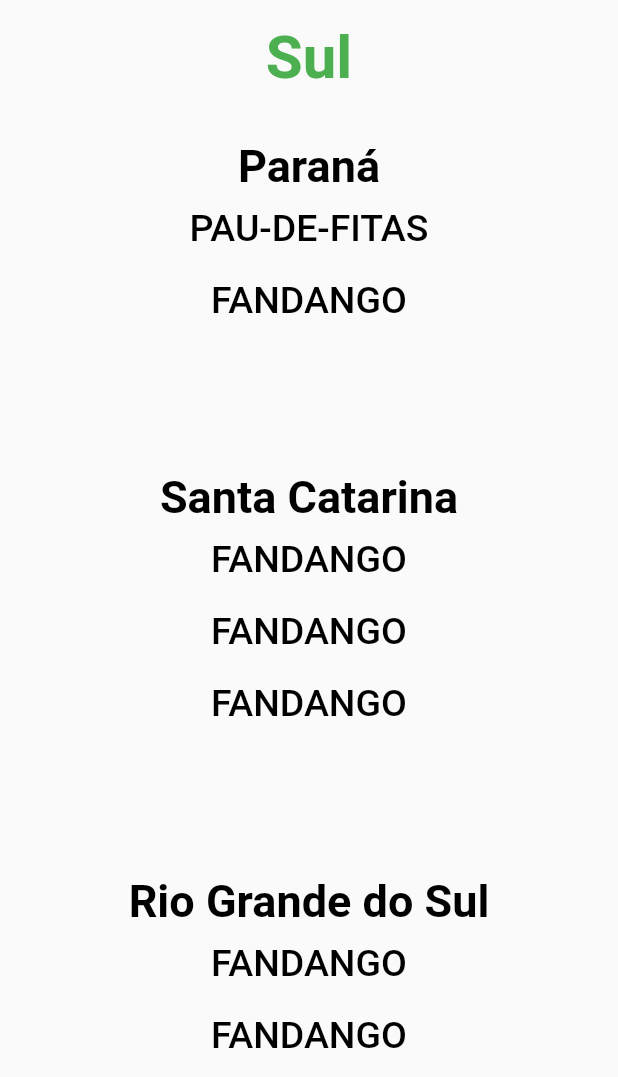
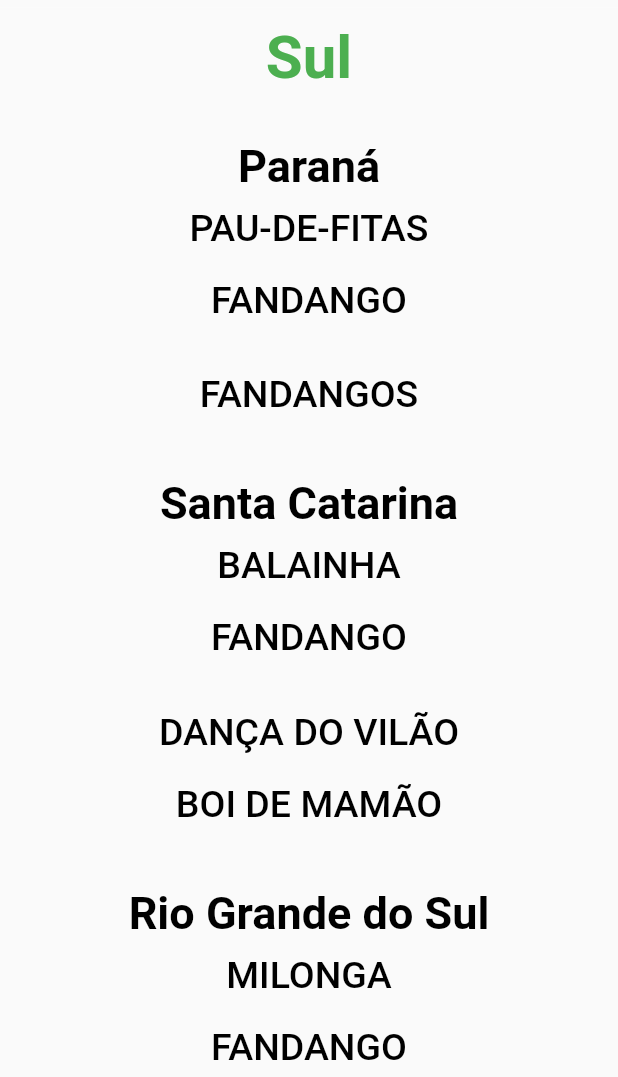
Before and after one commit to Cesarags21/danca, a Flutter app: the HomePage screen opened directly, on a phone screen of 412 x 824 dp, the part 159-1236 px from its top. Run offline on Flutter 3.47's test engine with Material 2 defaults, Android fonts, the phone set to English and light mode, and no system bars; missing offline and left inert: dart:html.

Commit message:
build dancas

```diff
--- a/lib/pages/home/index.dart
+++ b/lib/pages/home/index.dart
@@ -98,13 +98,33 @@
           //),
 
           //paraná
-          Center(
+          _buildDancas("Paraná", "PAU-DE-FITAS", Danca()),
+          _danca("FANDANGOS", Danca()),
+
+          //sc
+          _buildDancas("Santa Catarina", "BALAINHA", Danca()),
+          _danca("DANÇA DO VILÃO", Danca()),
+          _danca("BOI DE MAMÃO", Danca()),
+
+          //rs
+          _buildDancas("Rio Grande do Sul", "MILONGA", Danca()),
+          _danca("PEZINHO", Danca()),
+          _danca("CHULA", Danca()),
+
+        ],
+      ),
+    );
+  }
+
+  Widget _buildDancas(estado, danca1, rota){
+    return Container(
+      child: Center(
         child: Container(
               padding: EdgeInsets.all(15),
               child: Column(
                 children: [
                   Padding(padding: EdgeInsets.all(8)),
-                  Text("Paraná",
+                  Text(estado,
                   style: TextStyle(
                     color: Colors.black,
                     fontSize: 30,
@@ -115,8 +135,8 @@
                 TextButton(onPressed: (){
                   Navigator.of(context).pushReplacement(
                     MaterialPageRoute(
-                                    builder: (context) => Danca()));
-                }, child: Text("PAU-DE-FITAS",
+                      builder: (context) => rota));
+                }, child: Text(danca1,
                   style: TextStyle(
                     color: Colors.black,
                     fontSize: 25,
@@ -131,99 +151,30 @@
                   ),
                 )),
 
-                // TextButton(onPressed: (){}, child: Text("FANDANGO",
-                //   style: TextStyle(
-                //     color: Colors.black,
-                //     fontSize: 25,
-                //   ),
-                // ))
-
               ],
               ),
 
             ),
       ),
+    );
+  }
 
-          //sc
-          Center(
-            child: Container(
-              padding: EdgeInsets.all(15),
-              child: Column(
-                children: [
-                  Padding(padding: EdgeInsets.all(30)),
-                  Text("Santa Catarina",
-                  style: TextStyle(
-                    color: Colors.black,
-                    fontSize: 30,
-                    fontWeight: FontWeight.bold,
-                  ),
-                ),
-                  TextButton(onPressed: (){}, child: Text("FANDANGO",
+  Widget _danca(danca, rota){
+    return Container(
+      child: Center(
+        child: TextButton(onPressed: (){
+          Navigator.of(context).pushReplacement(
+            MaterialPageRoute(
+            builder: (context) => rota));
+        },
+          child: Text(danca,
             style: TextStyle(
             color: Colors.black,
             fontSize: 25,
           ),
         )),
-                TextButton(onPressed: (){}, child: Text("FANDANGO",
-                  style: TextStyle(
-                    color: Colors.black,
-                    fontSize: 25,
-                  ),
-                )),
-                TextButton(onPressed: (){}, child: Text("FANDANGO",
-                  style: TextStyle(
-                    color: Colors.black,
-                    fontSize: 25,
-                  ),
-                )),
-
-              ],
-              ),
-
-            ),
-          ),
-
-          //rs
-          Center(
-            child: Container(
-              padding: EdgeInsets.all(15),
-              child: Column(
-                children: [
-                  Padding(padding: EdgeInsets.all(30)),
-                  Text("Rio Grande do Sul",
-                  style: TextStyle(
-                    color: Colors.black,
-                    fontSize: 30,
-                    fontWeight: FontWeight.bold,
-                  ),
-                ),
-                  TextButton(onPressed: (){}, child: Text("FANDANGO",
-                  style: TextStyle(
-                    color: Colors.black,
-                    fontSize: 25,
-                  ),
-                )),
-                TextButton(onPressed: (){}, child: Text("FANDANGO",
-                  style: TextStyle(
-                    color: Colors.black,
-                    fontSize: 25,
-                  ),
-                )),
-                TextButton(onPressed: (){}, child: Text("FANDANGO",
-                  style: TextStyle(
-                    color: Colors.black,
-                    fontSize: 25,
-                  ),
-                )),
-
-              ],
-              ),
-
-            ),
-          ),
-
-        ],
       ),
     );
   }
+
 }
```
Lines whose indentation alone changed are shown as unchanged.
